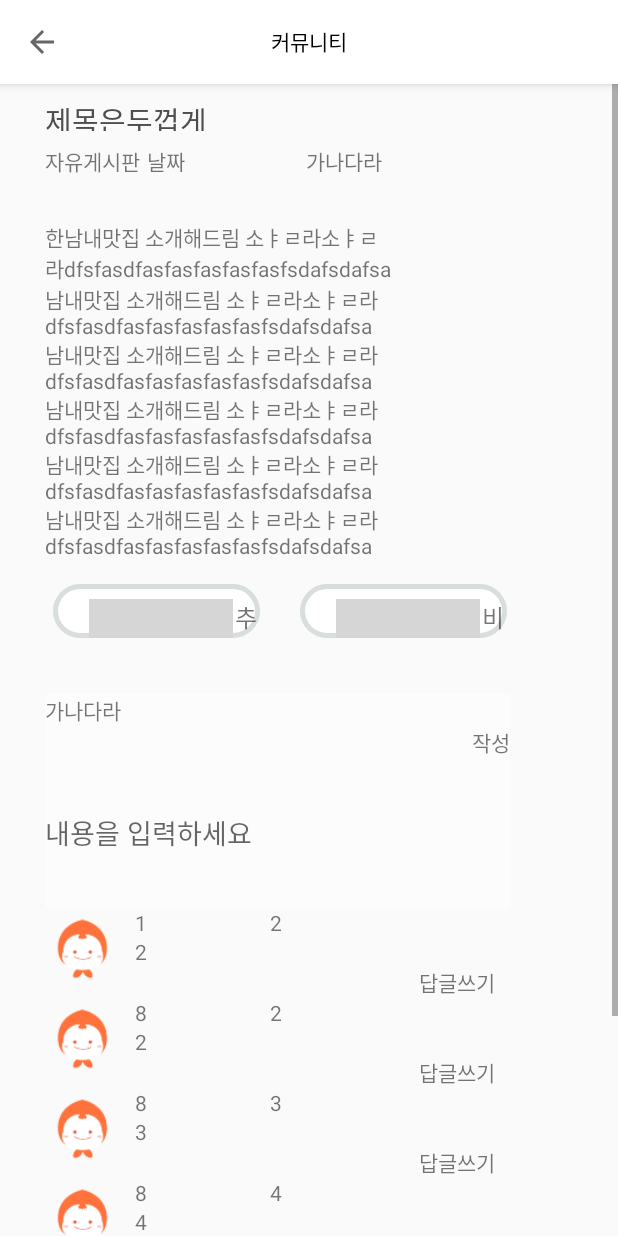
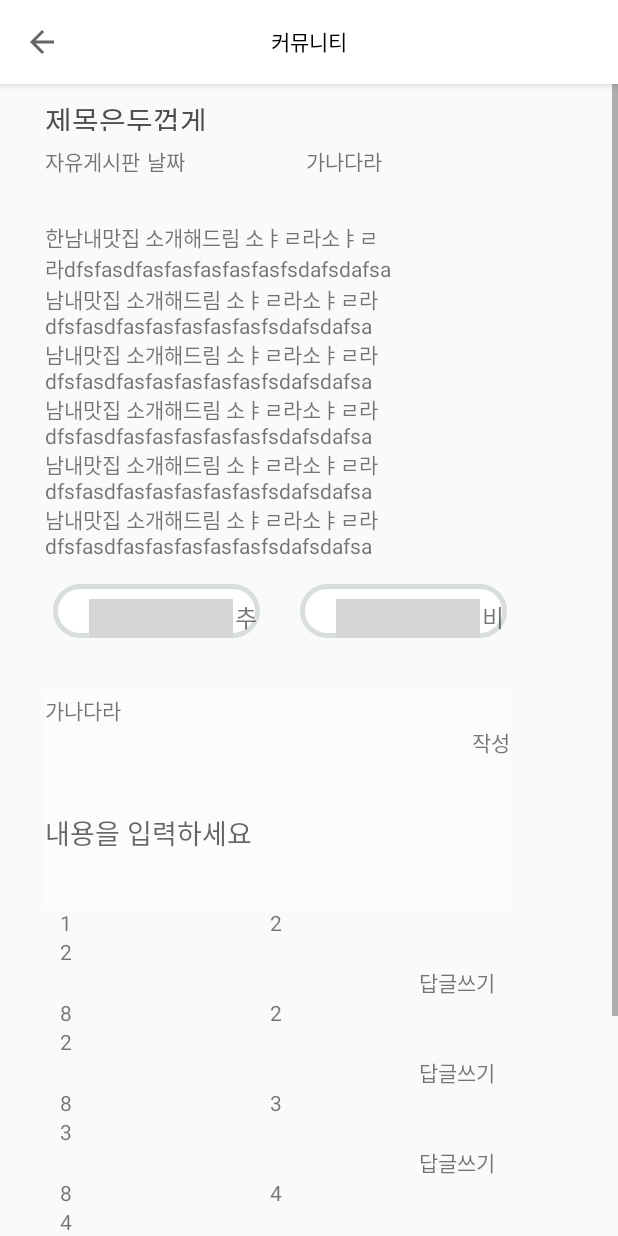
Before and after one commit to HNU-OEG/saojeong-android, an Android app: the CommunityReadActivity screen opened directly, with no data from a screen before it, on a phone screen of 412 x 824 dp. Run offline under Robolectric (Android 15) with nearby library versions, the light colour scheme and no system bars; grey boxes are pictures that could not be loaded.

Commit message:
버튼애니메이션설정

```diff
--- a/app/build.gradle
+++ b/app/build.gradle
@@ -16,7 +16,7 @@ android {
 
     buildTypes {
         release {
-            minifyEnabled false
+            minifyEnabled true
             proguardFiles getDefaultProguardFile('proguard-android-optimize.txt'), 'proguard-rules.pro'
         }
     }
--- a/app/src/main/java/com/example/saojeong/CommunityReadActivity.java
+++ b/app/src/main/java/com/example/saojeong/CommunityReadActivity.java
@@ -57,12 +57,12 @@ public class CommunityReadActivity extends AppCompatActivity {
         mCommunityCommentValue.add(new Community_CommentValue("8","4","2", false));
         mCommunityCommentValue.add(new Community_CommentValue("8","5","2", false));
         mCommunityCommentValue.add(new Community_CommentValue("8","6","2", false));
-        mCommunityCommentValue.add(new Community_CommentValue("8","7","2", false));
-        mCommunityCommentValue.add(new Community_CommentValue("8","8","2", false));
+        mCommunityCommentValue.add(new Community_CommentValue("8","7","2", true));
+        mCommunityCommentValue.add(new Community_CommentValue("8","8","2", true));
         mCommunityCommentValue.add(new Community_CommentValue("8","9","2", false));
 
 
-        mAdapter = new CommunityAdapter_Comment(mCommunityCommentValue, 0);
+        mAdapter = new CommunityAdapter_Comment(mCommunityCommentValue);
         mRecycleview.setAdapter(mAdapter);
         mRecycleview.setLayoutManager(new LinearLayoutManager(this));
     }
--- a/app/src/main/java/com/example/saojeong/adapter/CommunityAdapter_Comment.java
+++ b/app/src/main/java/com/example/saojeong/adapter/CommunityAdapter_Comment.java
@@ -5,6 +5,7 @@ import android.content.Intent;
 import android.view.LayoutInflater;
 import android.view.View;
 import android.view.ViewGroup;
+import android.widget.ImageView;
 import android.widget.TextView;
 
 import androidx.annotation.NonNull;
@@ -18,27 +19,27 @@ import com.example.saojeong.model.Community_CommentValue;
 import java.util.ArrayList;
 
 public class CommunityAdapter_Comment extends RecyclerView.Adapter<CommunityAdapter_Comment.ViewHolder>{
+
     public class ViewHolder extends RecyclerView.ViewHolder {
         public TextView mTextView_ID;
         public TextView mTextView_Date;
         public TextView mTextView_Content;
         public TextView mTextView_Btn_ReComment;
+        public ImageView mImageView_Image;
         public ViewHolder(View itemView) {
             super(itemView);
             mTextView_ID = (TextView) itemView.findViewById(R.id.tv_community_comment_id);
             mTextView_Date = (TextView) itemView.findViewById(R.id.tv_community_comment_date);
             mTextView_Content = (TextView) itemView.findViewById(R.id.tv_community_comment_contents);
-            mTextView_Btn_ReComment = (TextView) itemView.findViewById(R.id.tv_community_comment_recomment);
-
+            mTextView_Btn_ReComment = (TextView) itemView.findViewById(R.id.tv_community_comment_btn_recomment);
+            mImageView_Image=(ImageView)itemView.findViewById(R.id.iv_community_comment_image);
         }
     }
 
     private ArrayList<Community_CommentValue> mContacts;
-    private int mBoard;
 
-    public CommunityAdapter_Comment(ArrayList<Community_CommentValue> contacts, int Board) {
+    public CommunityAdapter_Comment(ArrayList<Community_CommentValue> contacts) {
         mContacts = contacts;
-        mBoard=Board;
     }
 
     @Override
@@ -59,10 +60,30 @@ public class CommunityAdapter_Comment extends RecyclerView.Adapter<CommunityAdap
         holder.mTextView_Date.setText(contact.GetDate());
         holder.mTextView_Content.setText(contact.GetComment());
         //holder.mTextView_Btn_ReComment.setText("["+contact.GetComment().size() + "]");
+        CheckReComment(contact.GetReContents(), holder);
     }
 
     @Override
     public int getItemCount() {
         return mContacts.size();
     }
+
+
+
+    public void CheckReComment(boolean check, CommunityAdapter_Comment.ViewHolder holder)
+    {
+        if(check)
+        {
+            holder.mTextView_Btn_ReComment.setVisibility(View.GONE);
+            holder.mImageView_Image.setVisibility(View.VISIBLE);
+        }
+        else
+        {
+            holder.mTextView_Btn_ReComment.setVisibility(View.VISIBLE);
+            holder.mImageView_Image.setVisibility(View.GONE);
+        }
+    }
+
+
+
 }
--- a/app/src/main/res/layout/activity_community_read.xml
+++ b/app/src/main/res/layout/activity_community_read.xml
@@ -98,6 +98,7 @@
                     android:layout_marginLeft="5dp"
                     android:layout_marginTop="16dp"
                     android:background="@drawable/rounded_edittext"
+                    android:foreground="?attr/selectableItemBackground"
                     >
                     <ImageView
                         android:layout_width="wrap_content"
@@ -132,6 +133,7 @@
                     android:layout_marginLeft="170dp"
                     android:layout_marginTop="16dp"
                     android:background="@drawable/rounded_edittext"
+                    android:foreground="?attr/selectableItemBackground"
                     >
                     <ImageView
                         android:layout_width="wrap_content"
@@ -184,7 +186,8 @@
                         android:layout_below="@+id/tv_community_loginuser_name"
                         android:layout_alignParentRight="true"
                         android:gravity="right"
-                        android:text="작성" />
+                        android:text="작성"
+                        android:foreground="?attr/selectableItemBackground" />
 
                     <EditText
                         android:id="@+id/tv_community_loginuser_comment"
--- a/app/src/main/res/layout/item_community.xml
+++ b/app/src/main/res/layout/item_community.xml
@@ -8,7 +8,8 @@
     <RelativeLayout
         android:layout_width="match_parent"
         android:layout_height="wrap_content"
-        android:orientation="horizontal">
+        android:orientation="horizontal"
+        android:foreground="?attr/selectableItemBackground">
 
         <TextView
             android:id="@+id/tv_community_Title_popularity"
--- a/app/src/main/res/layout/item_community_comment.xml
+++ b/app/src/main/res/layout/item_community_comment.xml
@@ -12,8 +12,9 @@
         tools:layout_editor_absoluteX="0dp"
         tools:layout_editor_absoluteY="0dp">
 
+
         <ImageView
-            android:id="@+id/textView1322222"
+            android:id="@+id/iv_community_comment_image"
             android:layout_width="50dp"
             android:layout_height="50dp"
             app:srcCompat="@drawable/logo_no_circle"></ImageView>
@@ -23,7 +24,7 @@
             android:layout_width="wrap_content"
             android:layout_height="wrap_content"
             android:layout_marginLeft="10dp"
-            android:layout_toRightOf="@+id/textView1322222"
+            android:layout_toRightOf="@+id/iv_community_comment_image"
             android:text="아이디" />
 
         <TextView
@@ -38,12 +39,12 @@
             android:layout_width="wrap_content"
             android:layout_height="wrap_content"
             android:layout_below="@+id/tv_community_comment_id"
-            android:layout_toRightOf="@+id/textView1322222"
+            android:layout_toRightOf="@+id/iv_community_comment_image"
             android:layout_marginLeft="10dp"
             android:text="내용" />
 
         <TextView
-            android:id="@+id/tv_community_comment_recomment"
+            android:id="@+id/tv_community_comment_btn_recomment"
             android:layout_width="wrap_content"
             android:layout_height="wrap_content"
             android:layout_below="@+id/tv_community_comment_contents"
--- a/app/src/main/res/layout/viewpaper_community.xml
+++ b/app/src/main/res/layout/viewpaper_community.xml
@@ -48,6 +48,7 @@
                     android:layout_marginLeft="20dp"
                     android:text="Button"
                     android:background="@drawable/rounded_edittext_gray"
+                    android:foreground="?attr/selectableItemBackground"
                     />
                 <TextView
                     android:id="@+id/tv_community_board"
@@ -67,6 +68,7 @@
                     android:layout_marginRight="20dp"
                     android:text="Button"
                     android:background="@drawable/rounded_edittext_gray"
+                    android:foreground="?attr/selectableItemBackground"
                     />
             </RelativeLayout>
         </LinearLayout>
```
Also changed, not shown: app/src/main/java/com/example/saojeong/fragment/CommunityFragment.java (+6 -1 lines), app/src/main/java/com/example/saojeong/fragment/CommunityTabFragment.java (+51 -0 lines), app/src/main/res/layout/fragment_community.xml (+12 -2 lines).
